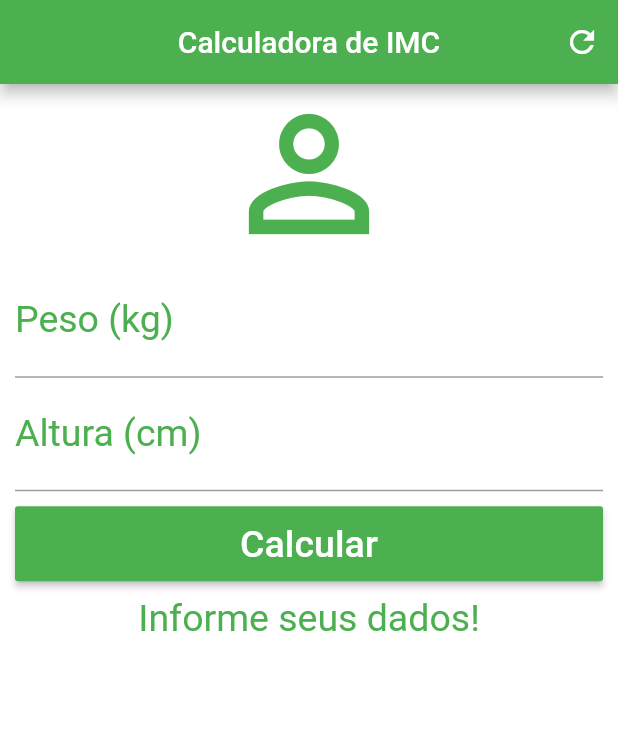
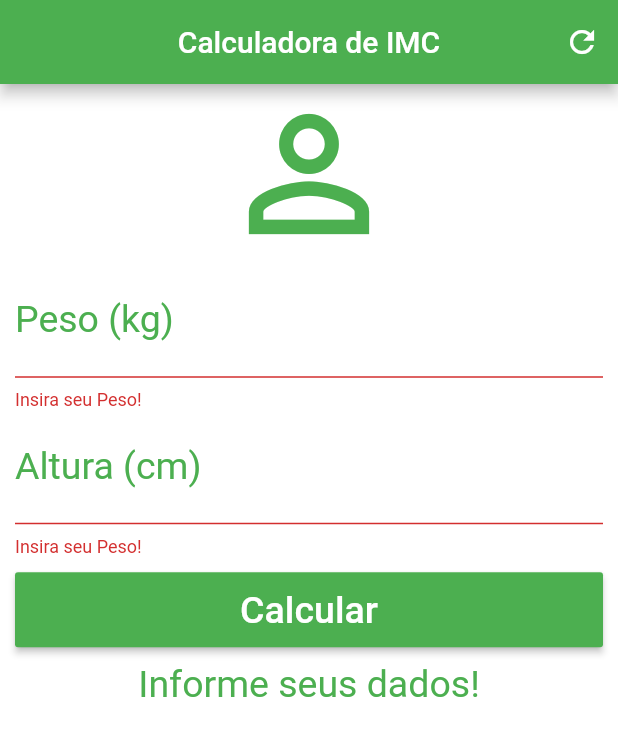
Before and after one commit to augustocbx/calculo_imc_flutter, a Flutter app: the screen it shows after launch, after a tap on "Calcular", on a phone screen of 412 x 824 dp. Shown: the top 736 px of the screen. Run offline on Flutter 3.47's test engine with Material 2 defaults, Android fonts, the phone set to English and light mode, and no system bars.

Commit message:
Curso: Criação de Apps Android e iOS com Flutter - Validação dos campos Peso e Altura

```diff
--- a/lib/main.dart
+++ b/lib/main.dart
@@ -10,13 +10,17 @@ class Home extends StatefulWidget {
 class _HomeState extends State<Home> {
   TextEditingController weightController = TextEditingController();
   TextEditingController heightController = TextEditingController();
+
+  GlobalKey<FormState> _formKey = GlobalKey<FormState>();
+
   String _infoText = 'Informe seus dados!';
 
   void _resetFields() {
-    setState(() {
     weightController.text = '';
     heightController.text = '';
+    setState(() {
       _infoText = 'Informe seus dados!';
+      _formKey = GlobalKey<FormState>();
     });
   }
 
@@ -59,6 +63,8 @@ class _HomeState extends State<Home> {
       backgroundColor: Colors.white,
       body: SingleChildScrollView(
         padding: EdgeInsets.fromLTRB(10.0, 0.0, 10.0, 0.0),
+        child: Form(
+          key: _formKey,
           child: Column(
             crossAxisAlignment: CrossAxisAlignment.stretch,
             children: <Widget>[
@@ -67,7 +73,7 @@ class _HomeState extends State<Home> {
                 color: Colors.green,
                 size: 120.0,
               ),
-            TextField(
+              TextFormField(
                 keyboardType: TextInputType.number,
                 decoration: InputDecoration(
                     labelText: 'Peso (kg)',
@@ -75,8 +81,13 @@ class _HomeState extends State<Home> {
                 textAlign: TextAlign.center,
                 style: TextStyle(color: Colors.green, fontSize: 25.0),
                 controller: weightController,
+                validator: (value) {
+                  if (value.isEmpty) {
+                    return 'Insira seu Peso!';
+                  }
+                },
               ),
-            TextField(
+              TextFormField(
                 keyboardType: TextInputType.number,
                 decoration: InputDecoration(
                     labelText: 'Altura (cm)',
@@ -84,6 +95,11 @@ class _HomeState extends State<Home> {
                 textAlign: TextAlign.center,
                 style: TextStyle(color: Colors.green, fontSize: 25.0),
                 controller: heightController,
+                validator: (value) {
+                  if (value.isEmpty) {
+                    return 'Insira seu Peso!';
+                  }
+                },
               ),
               Padding(
                 padding: EdgeInsets.only(top: 10.0, bottom: 10.0),
@@ -95,7 +111,11 @@ class _HomeState extends State<Home> {
                       style: TextStyle(color: Colors.white, fontSize: 25.0),
                     ),
                     color: Colors.green,
-                  onPressed: _calculate,
+                    onPressed: (){
+                      if (_formKey.currentState.validate()){
+                        _calculate();
+                      }
+                    },
                   ),
                 ),
               ),
@@ -107,6 +127,7 @@ class _HomeState extends State<Home> {
             ],
           ),
         ),
+      ),
     );
   }
 }
```
Lines whose indentation alone changed are shown as unchanged.
